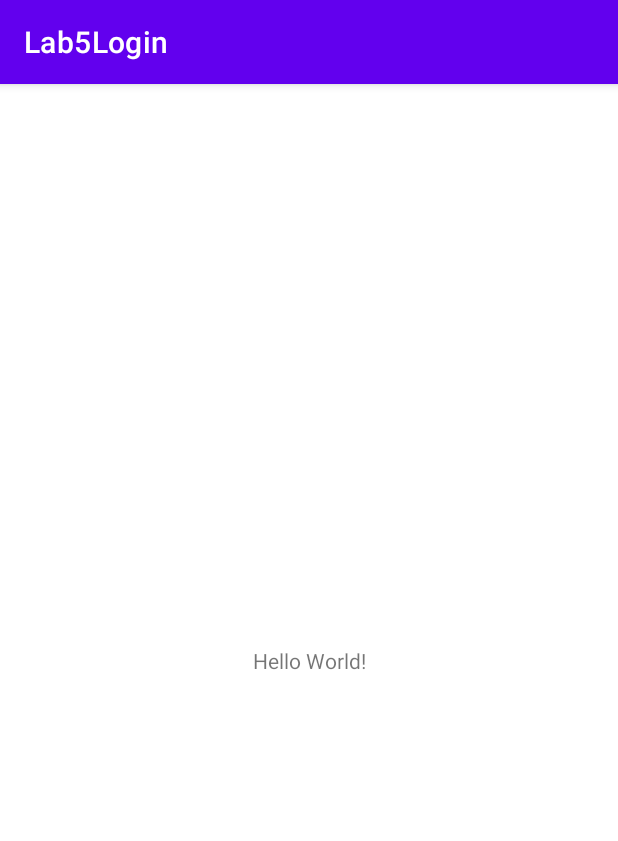
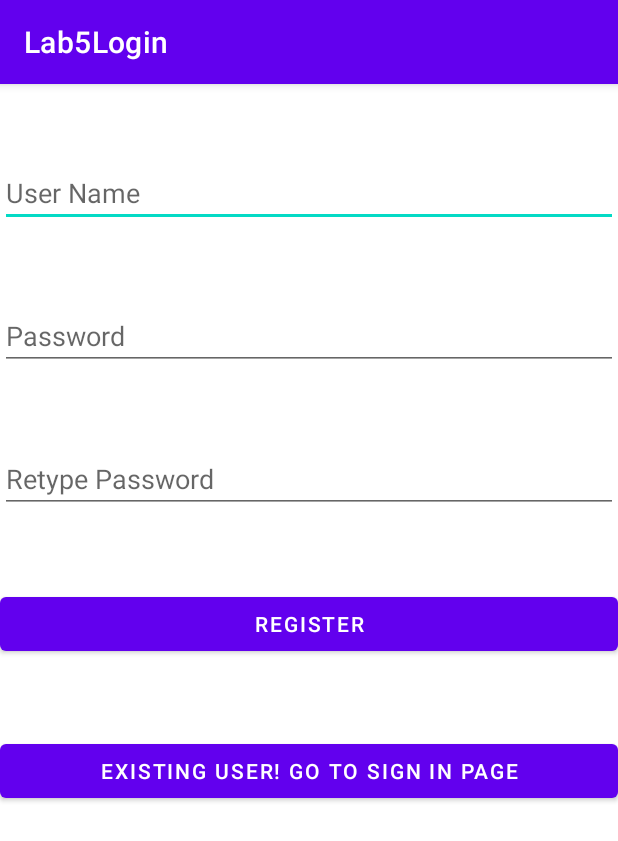
Before and after one commit to alanoudnasser/Lab5Login, an Android app: the screen it shows after launch (MainActivity), on a phone screen of 412 x 824 dp. Shown: the top 841 px of the screen. Run offline under Robolectric (Android 15) with nearby library versions, the phone set to English and light mode, and no system bars.

Commit message:
lab 5 ;)

```diff
--- a/app/src/main/AndroidManifest.xml
+++ b/app/src/main/AndroidManifest.xml
@@ -12,6 +12,12 @@
         android:theme="@style/Theme.Lab5Login"
         tools:targetApi="31">
         <activity
+            android:name=".HomeActivity"
+            android:exported="false" />
+        <activity
+            android:name=".LoginActivity"
+            android:exported="false" />
+        <activity
             android:name=".MainActivity"
             android:exported="true">
             <intent-filter>
--- a/app/src/main/java/com/example/lab5login/MainActivity.java
+++ b/app/src/main/java/com/example/lab5login/MainActivity.java
@@ -4,11 +4,68 @@ import androidx.appcompat.app.AppCompatActivity;
 
 import android.os.Bundle;
 
+import androidx.appcompat.app.AppCompatActivity;
+import android.content.Intent;
+import android.os.Bundle;
+import android.view.View;
+import android.widget.Button;
+import android.widget.EditText;
+import android.widget.Toast;
+
 public class MainActivity extends AppCompatActivity {
 
+    EditText username, password, repassword;
+    Button signup, signin;
+    DBHelper DB;
     @Override
     protected void onCreate(Bundle savedInstanceState) {
         super.onCreate(savedInstanceState);
         setContentView(R.layout.activity_main);
+
+        username = (EditText) findViewById(R.id.username);
+        password = (EditText) findViewById(R.id.password);
+        repassword = (EditText) findViewById(R.id.repassword);
+        signup = (Button) findViewById(R.id.btnsignup);
+        signin = (Button) findViewById(R.id.btnsignin);
+        DB = new DBHelper(this);
+
+        signup.setOnClickListener(new View.OnClickListener() {
+            @Override
+            public void onClick(View view) {
+                String user = username.getText().toString();
+                String pass = password.getText().toString();
+                String repass = repassword.getText().toString();
+
+                if(user.equals("")||pass.equals("")||repass.equals(""))
+                    Toast.makeText(MainActivity.this, "Please enter all the fields", Toast.LENGTH_SHORT).show();
+                else{
+                    if(pass.equals(repass)){
+                        Boolean checkuser = DB.checkusername(user);
+                        if(checkuser==false){
+                            Boolean insert = DB.insertData(user, pass);
+                            if(insert==true){
+                                Toast.makeText(MainActivity.this, "Registered successfully", Toast.LENGTH_SHORT).show();
+                                Intent intent = new Intent(getApplicationContext(),HomeActivity.class);
+                                startActivity(intent);
+                            }else{
+                                Toast.makeText(MainActivity.this, "Registration failed", Toast.LENGTH_SHORT).show();
+                            }
+                        }
+                        else{
+                            Toast.makeText(MainActivity.this, "User already exists! please sign in", Toast.LENGTH_SHORT).show();
+                        }
+                    }else{
+                        Toast.makeText(MainActivity.this, "Passwords not matching", Toast.LENGTH_SHORT).show();
+                    }
+                } }
+        });
+
+        signin.setOnClickListener(new View.OnClickListener() {
+            @Override
+            public void onClick(View view) {
+                Intent intent = new Intent(getApplicationContext(), LoginActivity.class);
+                startActivity(intent);
+            }
+        });
     }
 }
--- a/app/src/main/res/layout/activity_main.xml
+++ b/app/src/main/res/layout/activity_main.xml
@@ -1,18 +1,49 @@
 <?xml version="1.0" encoding="utf-8"?>
-<androidx.constraintlayout.widget.ConstraintLayout xmlns:android="http://schemas.android.com/apk/res/android"
+<RelativeLayout xmlns:android="http://schemas.android.com/apk/res/android"
     xmlns:app="http://schemas.android.com/apk/res-auto"
     xmlns:tools="http://schemas.android.com/tools"
     android:layout_width="match_parent"
     android:layout_height="match_parent"
     tools:context=".MainActivity">
 
-    <TextView
-        android:layout_width="wrap_content"
+    <EditText
+        android:id="@+id/username"
+        android:layout_width="match_parent"
         android:layout_height="wrap_content"
-        android:text="Hello World!"
-        app:layout_constraintBottom_toBottomOf="parent"
-        app:layout_constraintEnd_toEndOf="parent"
-        app:layout_constraintStart_toStartOf="parent"
-        app:layout_constraintTop_toTopOf="parent" />
+        android:hint="User Name"
+        android:layout_marginTop="50dp"/>
 
-</androidx.constraintlayout.widget.ConstraintLayout>
+    <EditText
+        android:id="@+id/password"
+        android:layout_width="match_parent"
+        android:layout_height="wrap_content"
+        android:hint="Password"
+        android:layout_marginTop="50dp"
+        android:layout_below="@+id/username"/>
+
+    <EditText
+        android:id="@+id/repassword"
+        android:layout_width="match_parent"
+        android:layout_height="wrap_content"
+        android:hint="Retype Password"
+        android:layout_marginTop="50dp"
+        android:layout_below="@+id/password"/>
+
+    <Button
+        android:id="@+id/btnsignup"
+        android:layout_width="match_parent"
+        android:layout_height="wrap_content"
+        android:text="Register"
+        android:layout_marginTop="50dp"
+        android:layout_below="@+id/repassword"/>
+
+    <Button
+        android:id="@+id/btnsignin"
+        android:layout_width="match_parent"
+        android:layout_height="wrap_content"
+        android:text="Existing user! Go to Sign in page"
+        android:layout_marginTop="50dp"
+        android:layout_below="@+id/btnsignup"/>
+
+
+</RelativeLayout>
```
Also changed, not shown: app/src/main/java/com/example/lab5login/DBHelper.java (added, +54 -0 lines), app/src/main/java/com/example/lab5login/HomeActivity.java (added, +14 -0 lines), app/src/main/java/com/example/lab5login/LoginActivity.java (added, +52 -0 lines), app/src/main/res/layout/activity_home.xml (added, +16 -0 lines), app/src/main/res/layout/activity_login.xml (added, +31 -0 lines).
